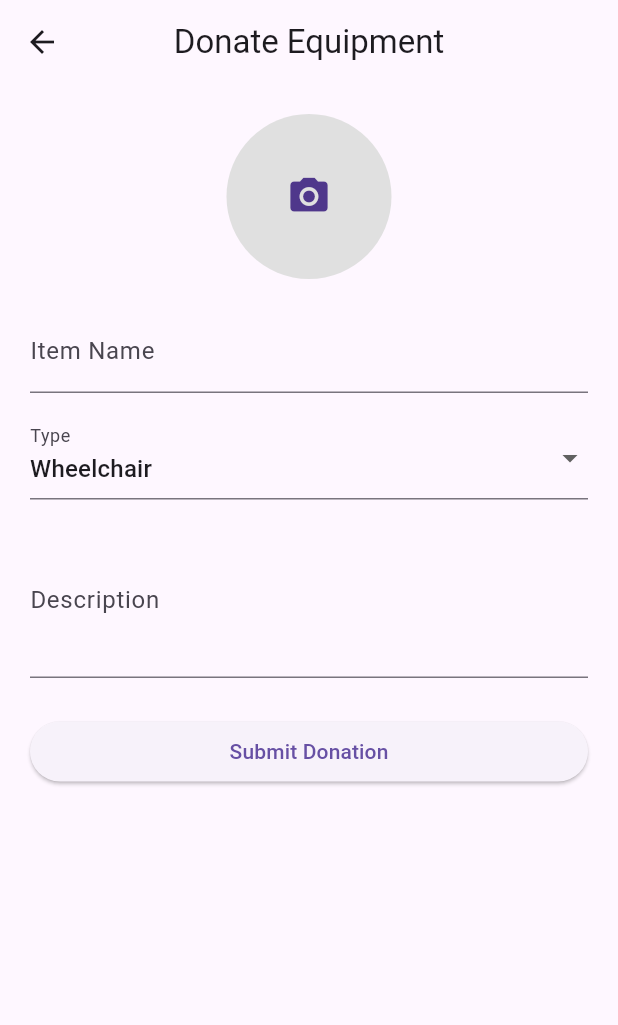
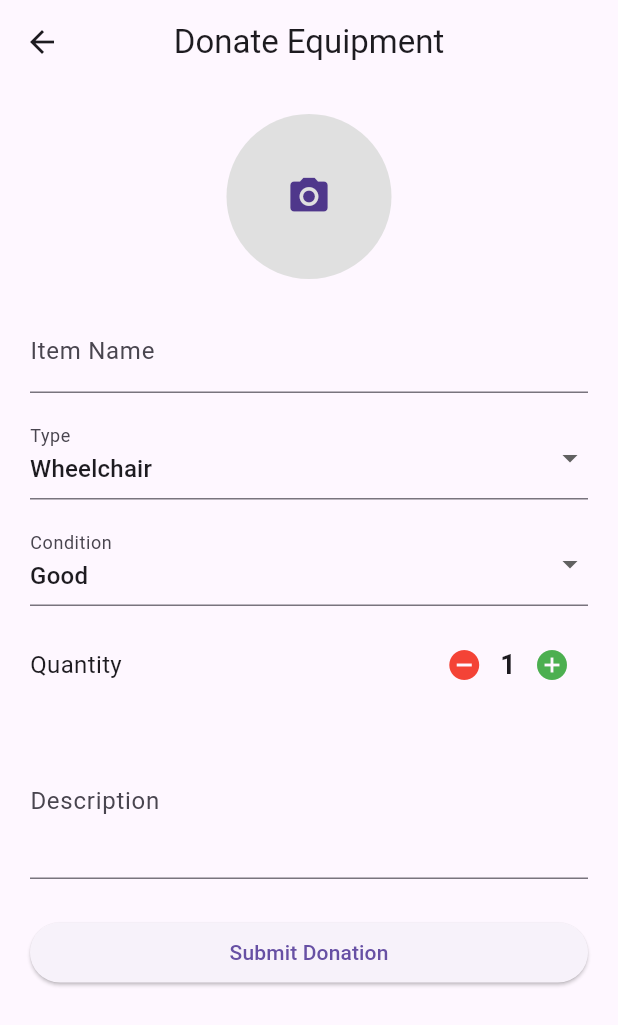
Before and after one commit to AhmedGTaha/care_center_app, a Flutter app: the DonationPage screen opened directly, on a phone screen of 412 x 824 dp. Shown: the top 1025 px of the screen. Run offline on Flutter 3.47's test engine with Material 3 defaults, Android fonts, the phone set to English and light mode, and no system bars; our stand-ins replace cloud_firestore, firebase_auth, firebase_core, flutter_image_compress, image_picker; accounts and stored records are empty.

Commit message:
finished donation service

```diff
--- a/lib/constants/defaults.dart
+++ b/lib/constants/defaults.dart
@@ -1,2 +1,2 @@
-const String defaultAvatarUrl =
-    "https://static.vecteezy.com/system/resources/previews/036/280/651/original/default-avatar-profile-icon-social-media-user-image-gray-avatar-icon-blank-profile-silhouette-illustration-vector.jpg";
+const String defaultAvatarPath = "assets/default_avatar.jpg";
+const String defaultEquipmentPath = "assets/default_equipment.png";
--- a/lib/models/donation_model.dart
+++ b/lib/models/donation_model.dart
@@ -1,26 +1,35 @@
 class Donation {
   String id;
+  String userId;
   String itemName;
   String type;
   String description;
-  String imagePath;   // ⭐ local file path instead of URL
+  String imagePath;
+  int quantity;
+  String condition;
   String status;
 
   Donation({
     required this.id,
+    required this.userId,
     required this.itemName,
     required this.type,
     required this.description,
     required this.imagePath,
+    required this.quantity,
+    required this.condition,
     required this.status,
   });
 
   Map<String, dynamic> toMap() {
     return {
+      "userId": userId,
       "itemName": itemName,
       "type": type,
       "description": description,
       "imagePath": imagePath,
+      "quantity": quantity,
+      "condition": condition,
       "status": status,
     };
   }
@@ -28,10 +37,13 @@ class Donation {
   factory Donation.fromMap(Map<String, dynamic> map, String documentId) {
     return Donation(
       id: documentId,
+      userId: map["userId"] ?? "",
       itemName: map["itemName"] ?? "",
       type: map["type"] ?? "",
       description: map["description"] ?? "",
       imagePath: map["imagePath"] ?? "",
+      quantity: map["quantity"] ?? 1,
+      condition: map["condition"] ?? "Good",
       status: map["status"] ?? "pending",
     );
   }
--- a/lib/models/equipment_model.dart
+++ b/lib/models/equipment_model.dart
@@ -3,7 +3,7 @@ class Equipment {
   String name;
   String type;
   String description;
-  String imagePath; // LOCAL PATH
+  String imagePath;
   String condition;
   int quantity;
   String status;
--- a/lib/screens/donations/donation_page.dart
+++ b/lib/screens/donations/donation_page.dart
@@ -1,7 +1,10 @@
 import 'dart:io';
 import 'package:flutter/material.dart';
 import 'package:image_picker/image_picker.dart';
+import 'package:flutter_image_compress/flutter_image_compress.dart';
+import 'package:path_provider/path_provider.dart';
 import 'package:firebase_auth/firebase_auth.dart';
+
 import '../../services/donation_service.dart';
 
 class DonationPage extends StatefulWidget {
@@ -16,7 +19,11 @@ class _DonationPageState extends State<DonationPage> {
 
   final itemCtrl = TextEditingController();
   final descCtrl = TextEditingController();
+
   String type = "Wheelchair";
+  String condition = "Good";     // ⭐ DEFAULT VALUE
+
+  int quantity = 1;
 
   File? selectedImage;
   final service = DonationService();
@@ -28,6 +35,26 @@ class _DonationPageState extends State<DonationPage> {
     }
   }
 
+  Future<String> saveDonationImage(File file) async {
+    final dir = await getApplicationDocumentsDirectory();
+    final donateDir = Directory("${dir.path}/donations");
+
+    if (!donateDir.existsSync()) {
+      donateDir.createSync(recursive: true);
+    }
+
+    final output =
+        "${donateDir.path}/don_${DateTime.now().millisecondsSinceEpoch}.jpg";
+
+    final compressed = await FlutterImageCompress.compressAndGetFile(
+      file.path,
+      output,
+      quality: 70,
+    );
+
+    return compressed?.path ?? "";
+  }
+
   Future<void> submitDonation() async {
     if (!_formKey.currentState!.validate() || selectedImage == null) {
       ScaffoldMessenger.of(context).showSnackBar(
@@ -37,15 +64,16 @@ class _DonationPageState extends State<DonationPage> {
     }
 
     final uid = FirebaseAuth.instance.currentUser!.uid;
-
-    final imageUrl = await service.uploadDonationImage(selectedImage!);
+    final path = await saveDonationImage(selectedImage!);
 
     await service.submitDonation(
       userId: uid,
-      itemName: itemCtrl.text,
+      itemName: itemCtrl.text.trim(),
       type: type,
-      description: descCtrl.text,
-      imageUrl: imageUrl,
+      description: descCtrl.text.trim(),
+      imagePath: path,
+      quantity: quantity,
+      condition: condition,   // ⭐ NEW FIELD
     );
 
     ScaffoldMessenger.of(context).showSnackBar(
@@ -87,30 +115,61 @@ class _DonationPageState extends State<DonationPage> {
               TextFormField(
                 controller: itemCtrl,
                 decoration: const InputDecoration(labelText: "Item Name"),
-                validator: (v) =>
-                    v!.isEmpty ? "Enter the equipment name" : null,
+                validator: (v) => v!.isEmpty ? "Enter the equipment name" : null,
               ),
 
               const SizedBox(height: 15),
 
               DropdownButtonFormField(
                 decoration: const InputDecoration(labelText: "Type"),
-                initialValue: type,
+                value: type,
                 items: const [
                   DropdownMenuItem(value: "Wheelchair", child: Text("Wheelchair")),
                   DropdownMenuItem(value: "Walker", child: Text("Walker")),
                   DropdownMenuItem(value: "Crutches", child: Text("Crutches")),
                   DropdownMenuItem(value: "Bed", child: Text("Hospital Bed")),
-                  DropdownMenuItem(value: "Oxygen Machine", child: Text("Oxygen Machine")),
-                  DropdownMenuItem(value: "Medical Monitor", child: Text("Medical Monitor")),
-                  DropdownMenuItem(value: "Mobility Scooter", child: Text("Mobility Scooter")),
-                  DropdownMenuItem(value: "Hoist", child: Text("Lift / Hoist")),
-                  DropdownMenuItem(value: "Chair", child: Text("Hospital Chair")),
                   DropdownMenuItem(value: "Other", child: Text("Other")),
                 ],
-                onChanged: (value) {
-                  setState(() => type = value!);
-                },
+                onChanged: (v) => setState(() => type = v!),
+              ),
+
+              const SizedBox(height: 15),
+
+              // ⭐ NEW CONDITION DROPDOWN
+              DropdownButtonFormField(
+                decoration: const InputDecoration(labelText: "Condition"),
+                value: condition,
+                items: const [
+                  DropdownMenuItem(value: "New", child: Text("New")),
+                  DropdownMenuItem(value: "Like New", child: Text("Like New")),
+                  DropdownMenuItem(value: "Good", child: Text("Good")),
+                  DropdownMenuItem(value: "Fair", child: Text("Fair")),
+                  DropdownMenuItem(value: "Poor", child: Text("Poor")),
+                ],
+                onChanged: (v) => setState(() => condition = v!),
+              ),
+
+              const SizedBox(height: 15),
+
+              Row(
+                children: [
+                  const Text("Quantity", style: TextStyle(fontSize: 16)),
+                  const Spacer(),
+                  IconButton(
+                    icon: const Icon(Icons.remove_circle, color: Colors.red),
+                    onPressed: quantity > 1
+                        ? () => setState(() => quantity--)
+                        : null,
+                  ),
+                  Text(
+                    quantity.toString(),
+                    style: const TextStyle(fontSize: 18, fontWeight: FontWeight.bold),
+                  ),
+                  IconButton(
+                    icon: const Icon(Icons.add_circle, color: Colors.green),
+                    onPressed: () => setState(() => quantity++),
+                  ),
+                ],
               ),
 
               const SizedBox(height: 15),
@@ -119,8 +178,7 @@ class _DonationPageState extends State<DonationPage> {
                 controller: descCtrl,
                 decoration: const InputDecoration(labelText: "Description"),
                 maxLines: 3,
-                validator: (v) =>
-                    v!.isEmpty ? "Enter a description" : null,
+                validator: (v) => v!.isEmpty ? "Enter a description" : null,
               ),
 
               const SizedBox(height: 25),
@@ -131,7 +189,7 @@ class _DonationPageState extends State<DonationPage> {
                   onPressed: submitDonation,
                   child: const Text("Submit Donation"),
                 ),
-              )
+              ),
             ],
           ),
         ),
--- a/pubspec.yaml
+++ b/pubspec.yaml
@@ -27,5 +27,5 @@ flutter:
   uses-material-design: true
 
   assets:
-    - assets/default_equipment.png
-    - assets/default_avatar.jpg
+  - assets/default_avatar.jpg
+  - assets/default_equipment.png
```
Also changed, not shown: lib/auth/auth_service.dart (+6 -18 lines), lib/auth/register_screen.dart (+27 -23 lines), lib/screens/admin/admin_home.dart (+20 -12 lines), lib/screens/admin/equipment_form.dart (+33 -32 lines), lib/screens/donations/admin_donations_page.dart (+107 -43 lines), lib/screens/renter/renter_home.dart (+23 -16 lines), lib/screens/renter/reserve_page.dart (+55 -11 lines), lib/services/donation_service.dart (+15 -14 lines).
